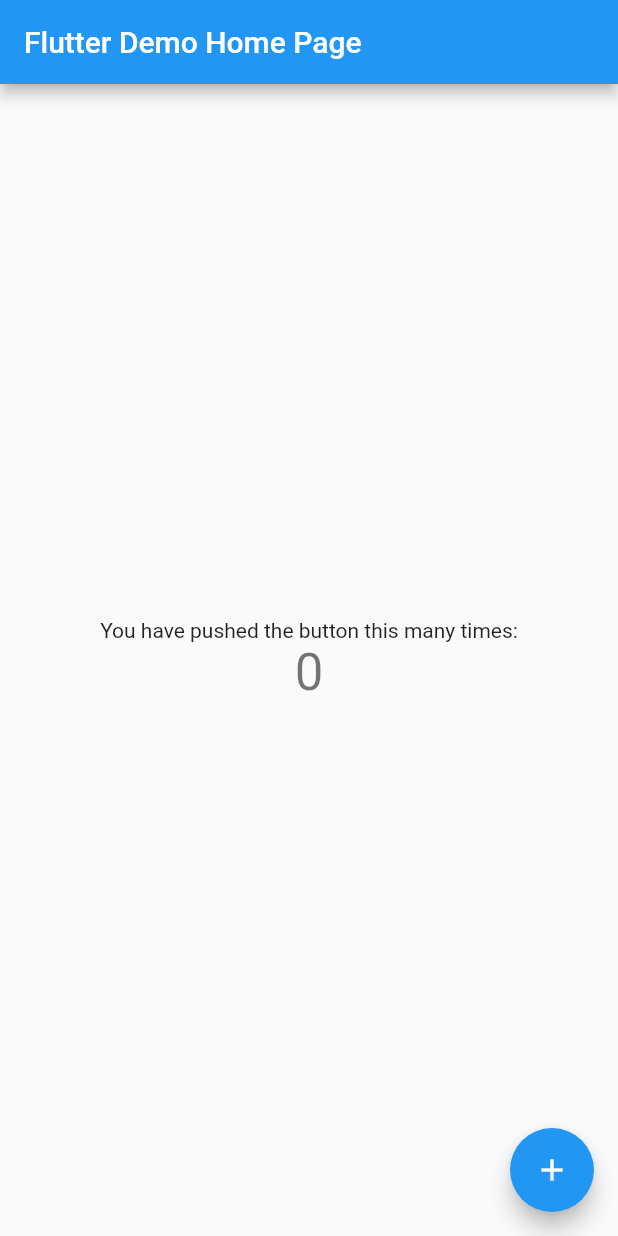
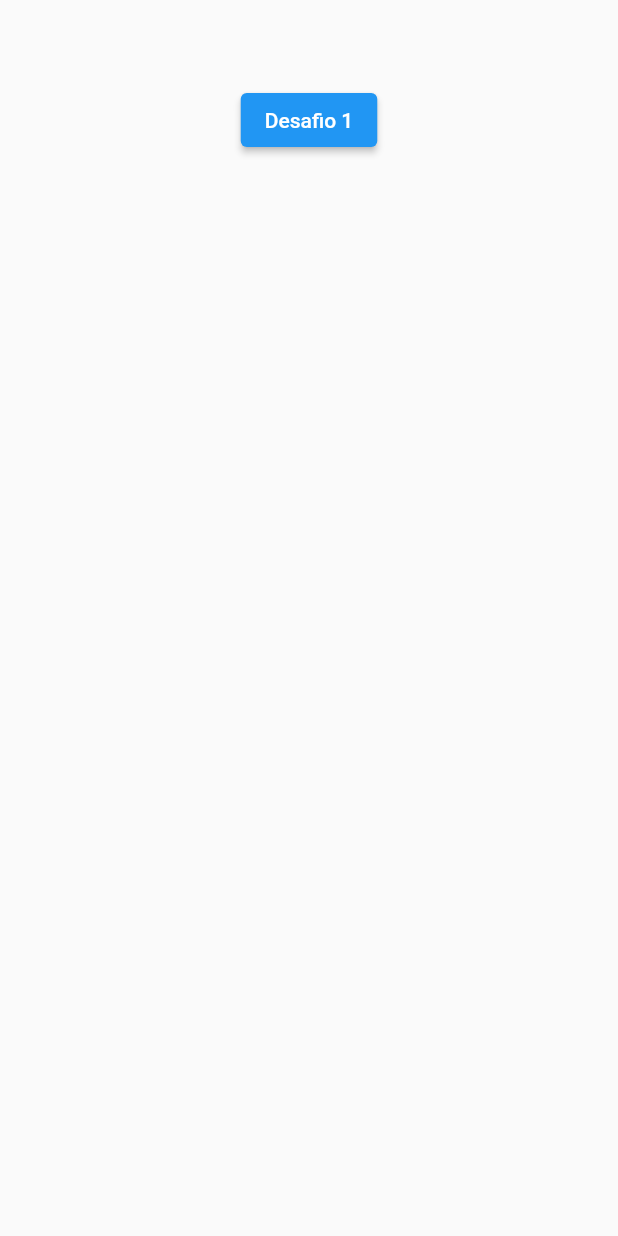
Before and after one commit to lukassorth/desafios_semanais, a Flutter app: the screen it shows after launch, on a phone screen of 412 x 824 dp. Run offline on Flutter 3.47's test engine with Material 2 defaults, Android fonts, the phone set to English and light mode, and no system bars; our stand-ins replace get.

Commit message:
iniciando desafio 1

```diff
--- a/lib/main.dart
+++ b/lib/main.dart
@@ -1,4 +1,7 @@
+import 'package:desafios_semanais/pages/desafio_1.dart';
+import 'package:desafios_semanais/routes/routes.dart';
 import 'package:flutter/material.dart';
+import 'package:get/get.dart';
 
 void main() {
   runApp(const MyApp());
@@ -7,109 +10,16 @@ void main() {
 class MyApp extends StatelessWidget {
   const MyApp({super.key});
 
-  // This widget is the root of your application.
   @override
   Widget build(BuildContext context) {
-    return MaterialApp(
+    return GetMaterialApp(
+      debugShowCheckedModeBanner: false,
       title: 'Flutter Demo',
       theme: ThemeData(
-        // This is the theme of your application.
-        //
-        // Try running your application with "flutter run". You'll see the
-        // application has a blue toolbar. Then, without quitting the app, try
-        // changing the primarySwatch below to Colors.green and then invoke
-        // "hot reload" (press "r" in the console where you ran "flutter run",
-        // or simply save your changes to "hot reload" in a Flutter IDE).
-        // Notice that the counter didn't reset back to zero; the application
-        // is not restarted.
         primarySwatch: Colors.blue,
       ),
-      home: const MyHomePage(title: 'Flutter Demo Home Page'),
+      initialRoute: '/home',
+      getPages: appPages,
     );
   }
 }
-
-class MyHomePage extends StatefulWidget {
-  const MyHomePage({super.key, required this.title});
-
-  // This widget is the home page of your application. It is stateful, meaning
-  // that it has a State object (defined below) that contains fields that affect
-  // how it looks.
-
-  // This class is the configuration for the state. It holds the values (in this
-  // case the title) provided by the parent (in this case the App widget) and
-  // used by the build method of the State. Fields in a Widget subclass are
-  // always marked "final".
-
-  final String title;
-
-  @override
-  State<MyHomePage> createState() => _MyHomePageState();
-}
-
-class _MyHomePageState extends State<MyHomePage> {
-  int _counter = 0;
-
-  void _incrementCounter() {
-    setState(() {
-      // This call to setState tells the Flutter framework that something has
-      // changed in this State, which causes it to rerun the build method below
-      // so that the display can reflect the updated values. If we changed
-      // _counter without calling setState(), then the build method would not be
-      // called again, and so nothing would appear to happen.
-      _counter++;
-    });
-  }
-
-  @override
-  Widget build(BuildContext context) {
-    // This method is rerun every time setState is called, for instance as done
-    // by the _incrementCounter method above.
-    //
-    // The Flutter framework has been optimized to make rerunning build methods
-    // fast, so that you can just rebuild anything that needs updating rather
-    // than having to individually change instances of widgets.
-    return Scaffold(
-      appBar: AppBar(
-        // Here we take the value from the MyHomePage object that was created by
-        // the App.build method, and use it to set our appbar title.
-        title: Text(widget.title),
-      ),
-      body: Center(
-        // Center is a layout widget. It takes a single child and positions it
-        // in the middle of the parent.
-        child: Column(
-          // Column is also a layout widget. It takes a list of children and
-          // arranges them vertically. By default, it sizes itself to fit its
-          // children horizontally, and tries to be as tall as its parent.
-          //
-          // Invoke "debug painting" (press "p" in the console, choose the
-          // "Toggle Debug Paint" action from the Flutter Inspector in Android
-          // Studio, or the "Toggle Debug Paint" command in Visual Studio Code)
-          // to see the wireframe for each widget.
-          //
-          // Column has various properties to control how it sizes itself and
-          // how it positions its children. Here we use mainAxisAlignment to
-          // center the children vertically; the main axis here is the vertical
-          // axis because Columns are vertical (the cross axis would be
-          // horizontal).
-          mainAxisAlignment: MainAxisAlignment.center,
-          children: <Widget>[
-            const Text(
-              'You have pushed the button this many times:',
-            ),
-            Text(
-              '$_counter',
-              style: Theme.of(context).textTheme.headline4,
-            ),
-          ],
-        ),
-      ),
-      floatingActionButton: FloatingActionButton(
-        onPressed: _incrementCounter,
-        tooltip: 'Increment',
-        child: const Icon(Icons.add),
-      ), // This trailing comma makes auto-formatting nicer for build methods.
-    );
-  }
-}
--- /dev/null
+++ b/lib/pages/home_page.dart
@@ -0,0 +1,31 @@
+// ignore_for_file: prefer_const_constructors, prefer_const_literals_to_create_immutables
+
+import 'package:flutter/material.dart';
+import 'package:get/get.dart';
+
+class HomePage extends StatelessWidget {
+  const HomePage({super.key});
+
+  @override
+  Widget build(BuildContext context) {
+    return Scaffold(
+      appBar: AppBar(
+        backgroundColor: Get.theme.canvasColor,
+        iconTheme: IconThemeData(color: Colors.black),
+        elevation: 0,
+      ),
+      body: Center(
+        child: Column(
+          children: [
+            ElevatedButton(
+              onPressed: () {
+                Get.toNamed('desafioum');
+              },
+              child: Text('Desafio 1'),
+            )
+          ],
+        ),
+      ),
+    );
+  }
+}
--- /dev/null
+++ b/lib/routes/routes.dart
@@ -0,0 +1,16 @@
+// ignore_for_file: prefer_const_constructors
+
+import 'package:desafios_semanais/pages/desafio_1.dart';
+import 'package:desafios_semanais/pages/home_page.dart';
+import 'package:get/get_navigation/get_navigation.dart';
+
+final appPages = [
+  GetPage(
+    name: '/home',
+    page: () => HomePage(),
+  ),
+  GetPage(
+    name: '/desafioum',
+    page: () => DesafioUm(),
+  ),
+];
--- a/pubspec.yaml
+++ b/pubspec.yaml
@@ -36,6 +36,8 @@ dependencies:
   # The following adds the Cupertino Icons font to your application.
   # Use with the CupertinoIcons class for iOS style icons.
   cupertino_icons: ^1.0.2
+
+  get:
 
 dev_dependencies:
   flutter_test:
```
Also changed, not shown: lib/pages/desafio_1.dart (added, +26 -0 lines), pubspec.lock, 1 other file.
